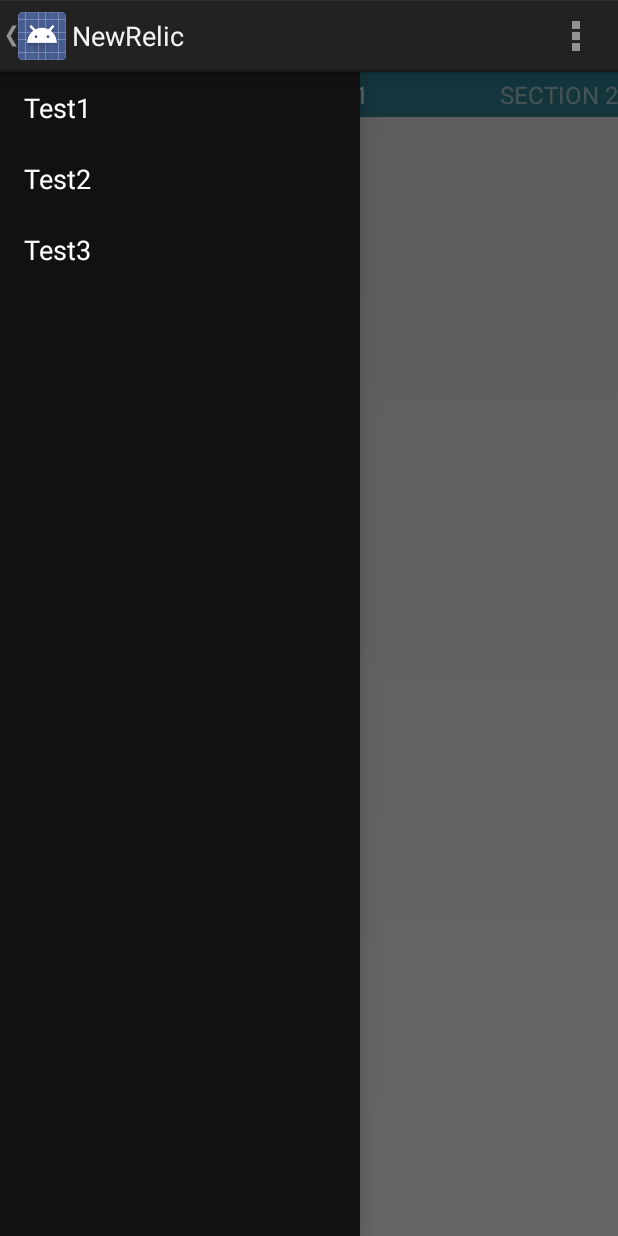
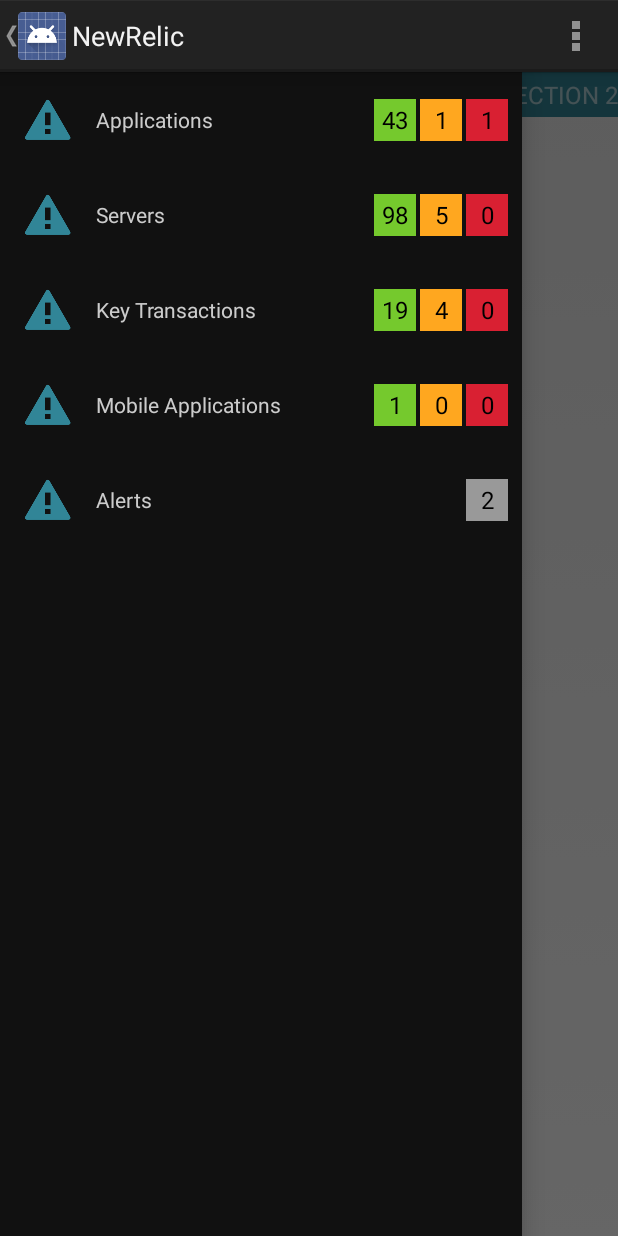
Before and after one commit to origicom/NewRelicAndroidPOC, an Android app: the screen it shows after launch (MainActivity), with the side drawer open, on a phone screen of 412 x 824 dp. Run offline under Robolectric (Android 15) with nearby library versions, the phone set to English and light mode, and no system bars; 2 statements that could not run were skipped.

Commit message:
Added NavDrawerAdapter and styling

```diff
--- a/NewRelicAndroidPOC/src/main/java/com/arconus/newrelicpoc/MainActivity.java
+++ b/NewRelicAndroidPOC/src/main/java/com/arconus/newrelicpoc/MainActivity.java
@@ -1,7 +1,4 @@
 package com.arconus.newrelicpoc;
-
-import java.util.Locale;
-
 
 import android.content.res.Configuration;
 import android.os.Bundle;
@@ -10,20 +7,25 @@ import android.support.v4.app.Fragment;
 import android.support.v4.app.FragmentActivity;
 import android.support.v4.app.FragmentManager;
 import android.support.v4.app.FragmentPagerAdapter;
-import android.support.v4.app.NavUtils;
 import android.support.v4.view.ViewPager;
 import android.support.v4.widget.DrawerLayout;
-import android.view.Gravity;
 import android.view.LayoutInflater;
 import android.view.Menu;
 import android.view.MenuItem;
 import android.view.View;
 import android.view.ViewGroup;
 import android.widget.AdapterView;
-import android.widget.ArrayAdapter;
+import android.widget.BaseAdapter;
 import android.widget.ListView;
 import android.widget.TextView;
 import android.widget.Toast;
+
+import com.arconus.newrelicpoc.adapters.NavDrawerDataOrb;
+import com.arconus.newrelicpoc.adapters.NavDrawerListAdapter;
+
+import java.util.ArrayList;
+import java.util.List;
+import java.util.Locale;
 
 public class MainActivity extends FragmentActivity {
 
@@ -63,8 +65,7 @@ public class MainActivity extends FragmentActivity {
         mDrawerList = (ListView) findViewById(R.id.left_drawer);
 
         // Set the adapter for the list view
-        mDrawerList.setAdapter(new ArrayAdapter<String>(this,
-                R.layout.drawer_list_item, new String[] {"Test1", "Test2", "Test3"}));
+        mDrawerList.setAdapter(createNavDrawerAdapter());
         // Set the list's click listener
         mDrawerList.setOnItemClickListener(new DrawerItemClickListener());
 
@@ -89,6 +90,17 @@ public class MainActivity extends FragmentActivity {
 
         getActionBar().setDisplayHomeAsUpEnabled(true);
         getActionBar().setHomeButtonEnabled(true);
+    }
+
+    private BaseAdapter createNavDrawerAdapter() {
+        List<NavDrawerDataOrb> list = new ArrayList<NavDrawerDataOrb>();
+        list.add(new NavDrawerDataOrb(R.drawable.ic_launcher, "Applications", 43, 1, 1));
+        list.add(new NavDrawerDataOrb(R.drawable.ic_launcher, "Servers", 98, 5, 0));
+        list.add(new NavDrawerDataOrb(R.drawable.ic_launcher, "Key Transactions", 19, 4, 0));
+        list.add(new NavDrawerDataOrb(R.drawable.ic_launcher, "Mobile Applications", 1, 0, 0));
+        list.add(new NavDrawerDataOrb(R.drawable.ic_launcher, "Alerts", 2));
+
+        return new NavDrawerListAdapter(this, R.layout.nav_drawer_list_item, list);
     }
 
     @Override
--- /dev/null
+++ b/NewRelicAndroidPOC/src/main/java/com/arconus/newrelicpoc/adapters/NavDrawerDataOrb.java
@@ -0,0 +1,33 @@
+package com.arconus.newrelicpoc.adapters;
+
+public class NavDrawerDataOrb {
+
+    public int iconResID;
+    public String title;
+    public int greenNumber;
+    public int yellowNumber;
+    public int redNumber;
+    public int greyNumber;
+
+    public NavDrawerDataOrb(int iconResID, String title, int greenNumber, int yellowNumber, int redNumber) {
+        this.iconResID = iconResID;
+        this.title = title;
+        this.greenNumber = greenNumber;
+        this.yellowNumber = yellowNumber;
+        this.redNumber = redNumber;
+        this.greyNumber = -1;
+    }
+
+    public NavDrawerDataOrb(int iconResID, String title, int greyNumber) {
+        this.iconResID = iconResID;
+        this.title = title;
+        this.greyNumber = greyNumber;
+        this.greenNumber = -1;
+        this.yellowNumber = -1;
+        this.redNumber = -1;
+    }
+
+    public boolean isAlertDataOrb() {
+        return greyNumber > -1;
+    }
+}
--- /dev/null
+++ b/NewRelicAndroidPOC/src/main/java/com/arconus/newrelicpoc/adapters/NavDrawerListAdapter.java
@@ -0,0 +1,54 @@
+package com.arconus.newrelicpoc.adapters;
+
+import android.content.Context;
+import android.view.View;
+import android.view.ViewGroup;
+import android.widget.ArrayAdapter;
+import android.widget.ImageView;
+import android.widget.TextView;
+
+import com.arconus.newrelicpoc.R;
+
+import java.util.List;
+
+public class NavDrawerListAdapter extends ArrayAdapter<NavDrawerDataOrb> {
+    public NavDrawerListAdapter(Context context, int resource, List<NavDrawerDataOrb> objects) {
+        super(context, resource, objects);
+    }
+
+    @Override
+    public View getView(int position, View convertView, ViewGroup parent) {
+        View rowView = View.inflate(getContext(), R.layout.nav_drawer_list_item, null);
+
+        NavDrawerDataOrb dataOrb = getItem(position);
+
+        ImageView imageView = (ImageView)rowView.findViewById(R.id.nd_item_icon);
+        imageView.setImageDrawable(getContext().getResources().getDrawable(dataOrb.iconResID));
+
+        TextView title = (TextView) rowView.findViewById(R.id.nd_item_title);
+        title.setText(dataOrb.title);
+
+        setFlags(rowView, dataOrb);
+
+        return rowView;
+    }
+
+    private void setFlags(View rowView, NavDrawerDataOrb dataOrb) {
+        TextView greenFlag = (TextView) rowView.findViewById(R.id.nd_item_green_box);
+        TextView yellowFlag = (TextView) rowView.findViewById(R.id.nd_item_yellow_box);
+        TextView redFlag = (TextView) rowView.findViewById(R.id.nd_item_red_box);
+
+
+        if(dataOrb.isAlertDataOrb()) {
+            greenFlag.setVisibility(View.INVISIBLE);
+            yellowFlag.setVisibility(View.INVISIBLE);
+            redFlag.setText(String.valueOf(dataOrb.greyNumber));
+            redFlag.setBackgroundColor(getContext().getResources().getColor(R.color.AlertGrey));
+        }
+        else {
+            greenFlag.setText(String.valueOf(dataOrb.greenNumber));
+            yellowFlag.setText(String.valueOf(dataOrb.yellowNumber));
+            redFlag.setText(String.valueOf(dataOrb.redNumber));
+        }
+    }
+}
--- a/NewRelicAndroidPOC/src/main/res/layout/activity_main.xml
+++ b/NewRelicAndroidPOC/src/main/res/layout/activity_main.xml
@@ -28,7 +28,7 @@ android:layout_height="match_parent">
 
 <!-- The navigation drawer -->
 <ListView android:id="@+id/left_drawer"
-          android:layout_width="240dp"
+          android:layout_width="wrap_content"
           android:layout_height="match_parent"
           android:layout_gravity="start"
           android:choiceMode="singleChoice"
--- /dev/null
+++ b/NewRelicAndroidPOC/src/main/res/layout/nav_drawer_list_item.xml
@@ -0,0 +1,50 @@
+<?xml version="1.0" encoding="utf-8"?>
+
+<RelativeLayout xmlns:android="http://schemas.android.com/apk/res/android"
+              android:layout_width="match_parent"
+              android:layout_height="match_parent"
+              android:padding="8dp">
+
+    <ImageView
+            android:layout_width="wrap_content"
+            android:layout_height="wrap_content"
+            android:id="@+id/nd_item_icon"
+            android:layout_gravity="center_horizontal|top"
+            android:src="@drawable/ic_launcher"
+            android:layout_alignParentLeft="true"
+            android:layout_centerVertical="true"/>
+
+    <TextView
+            android:layout_width="wrap_content"
+            android:layout_height="wrap_content"
+            android:text="New Text"
+            android:id="@+id/nd_item_title"
+            android:layout_gravity="center"
+            android:paddingLeft="8dp"
+            android:textColor="#CCCCCC"
+            android:layout_toRightOf="@id/nd_item_icon"
+            android:layout_centerVertical="true"/>
+    <TextView
+            android:text="1"
+            android:id="@+id/nd_item_red_box"
+            android:background="@color/NavDrawerRed"
+            style="@style/NavDrawerItemFlag"
+            android:layout_alignParentRight="true"
+            android:layout_centerVertical="true"/>
+    <TextView
+            android:text="1"
+            android:id="@+id/nd_item_yellow_box"
+            android:background="@color/NavDrawerYellow"
+            style="@style/NavDrawerItemFlag"
+            android:layout_toLeftOf="@id/nd_item_red_box"
+            android:layout_centerVertical="true"/>
+    <TextView
+            android:text="1"
+            android:id="@+id/nd_item_green_box"
+            android:background="@color/NavDrawerGreen"
+            style="@style/NavDrawerItemFlag"
+            android:layout_toLeftOf="@id/nd_item_yellow_box"
+            android:layout_centerVertical="true"/>
+
+
+</RelativeLayout>
--- a/NewRelicAndroidPOC/src/main/res/values/colors.xml
+++ b/NewRelicAndroidPOC/src/main/res/values/colors.xml
@@ -1,4 +1,8 @@
 <?xml version="1.0" encoding="utf-8"?>
 <resources>
     <color name="NewRelicTeal">#338597</color>
+    <color name="NavDrawerGreen">#75C92D</color>
+    <color name="NavDrawerYellow">#FFA71F</color>
+    <color name="NavDrawerRed">#D92032</color>
+    <color name="AlertGrey">#999999</color>
 </resources>
--- a/NewRelicAndroidPOC/src/main/res/values/styles.xml
+++ b/NewRelicAndroidPOC/src/main/res/values/styles.xml
@@ -17,4 +17,13 @@
         <!-- All customizations that are NOT specific to a particular API-level can go here. -->
     </style>
 
+    <style name="NavDrawerItemFlag" parent="AppTheme">
+        <item name="android:layout_width">28dp</item>
+        <item name="android:layout_height">28dp</item>
+        <item name="android:layout_gravity">center_horizontal|center_vertical</item>
+        <item name="android:singleLine">true</item>
+        <item name="android:gravity">center</item>
+        <item name="android:layout_margin">1dp</item>
+    </style>
+
 </resources>
```
